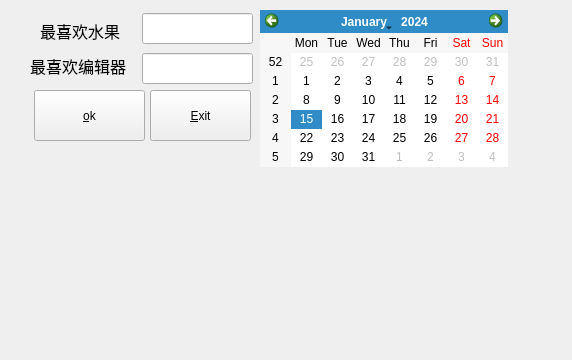
First picture: the form in mdiy.ui, repository eleho0/qt_ini, before the edit.
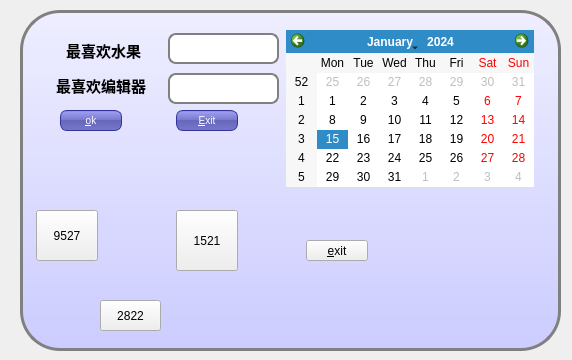
Second picture: the form after the edit.

Commit message: add color button

Patch:
```diff
--- a/mdiy.ui
+++ b/mdiy.ui
@@ -13,82 +13,197 @@
   <property name="windowTitle">
    <string>Form</string>
   </property>
-  <widget class="QLineEdit" name="lineEdit_fruit">
-   <property name="geometry">
-    <rect>
-     <x>142</x>
-     <y>13</y>
-     <width>111</width>
-     <height>31</height>
-    </rect>
-   </property>
-  </widget>
-  <widget class="QLineEdit" name="lineEdit_editor">
+  <property name="styleSheet">
+   <string notr="true">#mDou{
+background: gray;
+}
+
+#ha_frame {
+border: 3px solid gray;
+border-radius: 40px;
+background: white;
+background: QLinearGradient(x1: 0, y1: 0, x2: 0, y2: 1, stop: 0 #eef, stop: 1 #ccf);
+}
+
+QLineEdit {
+padding: 1px;
+border-style: solid;
+border: 2px solid gray;
+border-radius: 8px;
+}
+
+#pushButton_ok, #pushButton_exit {
+color: white;
+background-color: QLinearGradient( x1: 0, y1: 0, x2: 0, y2: 1, stop: 0 #88d, stop: 0.1 #99e, stop: 0.49 #77c, stop: 0.5 #66b, stop: 1 #77c);
+border-width: 1px;
+border-color: #339;
+border-style: solid;
+border-radius: 7;
+padding: 3px;
+font-size: 10px;
+padding-left: 5px;
+padding-right: 5px;
+min-width: 50px;
+max-width: 50px;
+min-height: 13px;
+max-height: 13px;
+}
+
+
+QLabel {
+font-weight: bold;
+font-size: 15px;
+}
+
+</string>
+  </property>
+  <widget class="QFrame" name="ha_frame">
    <property name="geometry">
     <rect>
-     <x>142</x>
-     <y>53</y>
-     <width>111</width>
-     <height>31</height>
+     <x>20</x>
+     <y>10</y>
+     <width>541</width>
+     <height>341</height>
     </rect>
    </property>
-  </widget>
+   <property name="frameShape">
+    <enum>QFrame::StyledPanel</enum>
+   </property>
+   <property name="frameShadow">
+    <enum>QFrame::Raised</enum>
+   </property>
   <widget class="QLabel" name="label">
    <property name="geometry">
     <rect>
-     <x>40</x>
-     <y>20</y>
+      <x>46</x>
+      <y>30</y>
      <width>91</width>
      <height>21</height>
     </rect>
    </property>
    <property name="font">
     <font>
-     <pointsize>12</pointsize>
+      <pointsize>-1</pointsize>
+      <weight>75</weight>
+      <bold>true</bold>
     </font>
    </property>
    <property name="text">
     <string>最喜欢水果</string>
    </property>
   </widget>
+   <widget class="QPushButton" name="button_1521">
+    <property name="geometry">
+     <rect>
+      <x>156</x>
+      <y>200</y>
+      <width>62</width>
+      <height>61</height>
+     </rect>
+    </property>
+    <property name="text">
+     <string>1521</string>
+    </property>
+   </widget>
   <widget class="QLabel" name="label_2">
    <property name="geometry">
     <rect>
-     <x>30</x>
-     <y>50</y>
+      <x>36</x>
+      <y>60</y>
      <width>111</width>
      <height>31</height>
     </rect>
    </property>
    <property name="font">
     <font>
-     <pointsize>12</pointsize>
+      <pointsize>-1</pointsize>
+      <weight>75</weight>
+      <bold>true</bold>
     </font>
    </property>
    <property name="text">
     <string>最喜欢编辑器</string>
    </property>
   </widget>
+   <widget class="QPushButton" name="button_exit">
+    <property name="geometry">
+     <rect>
+      <x>286</x>
+      <y>230</y>
+      <width>62</width>
+      <height>21</height>
+     </rect>
+    </property>
+    <property name="text">
+     <string>&amp;exit</string>
+    </property>
+   </widget>
+   <widget class="QLineEdit" name="lineEdit_editor">
+    <property name="geometry">
+     <rect>
+      <x>148</x>
+      <y>63</y>
+      <width>111</width>
+      <height>31</height>
+     </rect>
+    </property>
+   </widget>
+   <widget class="QPushButton" name="button_2822">
+    <property name="geometry">
+     <rect>
+      <x>80</x>
+      <y>290</y>
+      <width>61</width>
+      <height>31</height>
+     </rect>
+    </property>
+    <property name="text">
+     <string>2822</string>
+    </property>
+   </widget>
   <widget class="QPushButton" name="pushButton_ok">
    <property name="geometry">
     <rect>
-     <x>34</x>
-     <y>90</y>
-     <width>111</width>
-     <height>51</height>
+      <x>40</x>
+      <y>100</y>
+      <width>62</width>
+      <height>21</height>
     </rect>
    </property>
    <property name="text">
     <string>&amp;ok</string>
    </property>
   </widget>
+   <widget class="QPushButton" name="button_9527">
+    <property name="geometry">
+     <rect>
+      <x>16</x>
+      <y>200</y>
+      <width>62</width>
+      <height>51</height>
+     </rect>
+    </property>
+    <property name="text">
+     <string>9527</string>
+    </property>
+   </widget>
+   <widget class="QLineEdit" name="lineEdit_fruit">
+    <property name="geometry">
+     <rect>
+      <x>148</x>
+      <y>23</y>
+      <width>111</width>
+      <height>31</height>
+     </rect>
+    </property>
+   </widget>
   <widget class="QPushButton" name="pushButton_exit">
    <property name="geometry">
     <rect>
-     <x>150</x>
-     <y>90</y>
-     <width>101</width>
-     <height>51</height>
+      <x>156</x>
+      <y>100</y>
+      <width>62</width>
+      <height>21</height>
     </rect>
    </property>
    <property name="text">
@@ -98,14 +213,15 @@
   <widget class="QCalendarWidget" name="calendarWidget">
    <property name="geometry">
     <rect>
-     <x>260</x>
-     <y>10</y>
+      <x>266</x>
+      <y>20</y>
      <width>248</width>
      <height>157</height>
     </rect>
    </property>
   </widget>
  </widget>
+ </widget>
  <resources/>
  <connections>
   <connection>
```
Left out of the diff: 16 changed lines with no effect on the pictures. Lines whose indentation alone changed are shown as unchanged. The commit also changes 3 other files.
